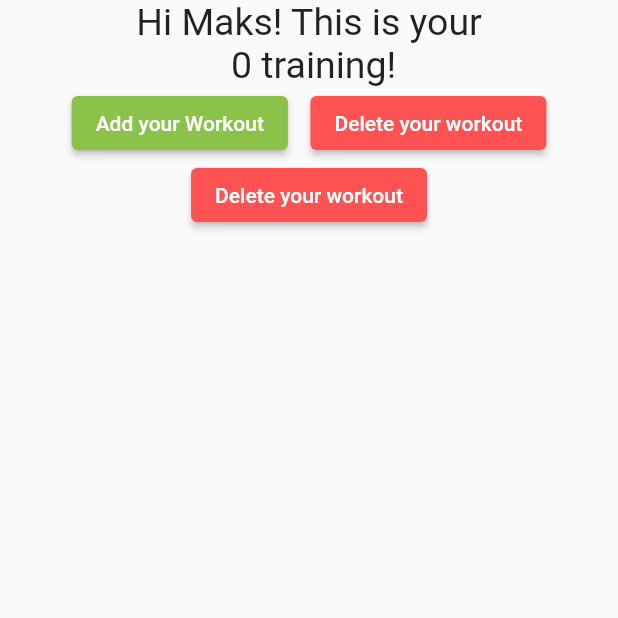
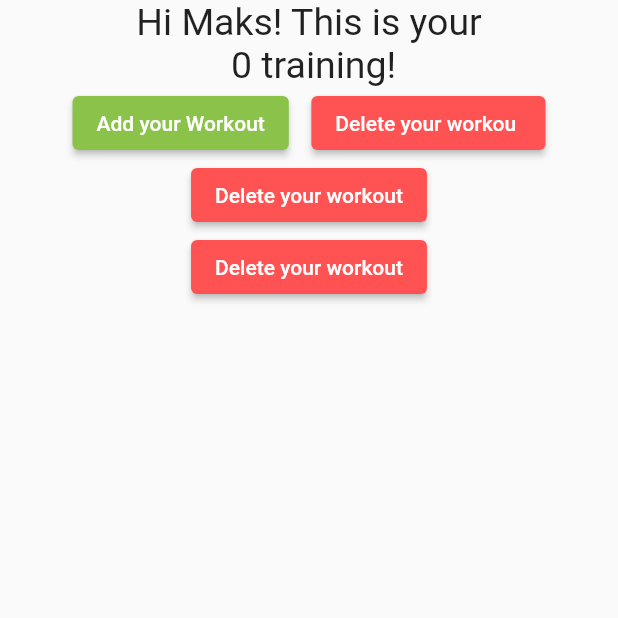
Before and after one commit to Mekselek/tarining_app, a Flutter app: the screen it shows after launch, after a tap on "Delete your workout", on a phone screen of 412 x 824 dp, the top half of it. Run offline on Flutter 3.47's test engine with Material 2 defaults, Android fonts, the phone set to English and light mode, and no system bars; network calls fail.

Commit message:
Added test buttons

```diff
--- a/lib/main.dart
+++ b/lib/main.dart
@@ -70,7 +70,7 @@ class _MyHomePageState extends State<MyHomePage> {
                   }
                 });
               },
-              child: Text('Delete your workout'),
+              child: Text('Delete your workou '),
             ),
           ],
         ),
@@ -78,8 +78,16 @@ class _MyHomePageState extends State<MyHomePage> {
           style: ElevatedButton.styleFrom(backgroundColor: Colors.redAccent),
           onPressed: () {
             setState(() {
+              num -=1;
+            });
+          },
+          child: Text('Delete your workout'),
+        ),
+        ElevatedButton(
+          style: ElevatedButton.styleFrom(backgroundColor: Colors.redAccent),
+          onPressed: () {
+            setState(() {
               num += 1;
-
             });
           },
           child: Text('Delete your workout'),
```
